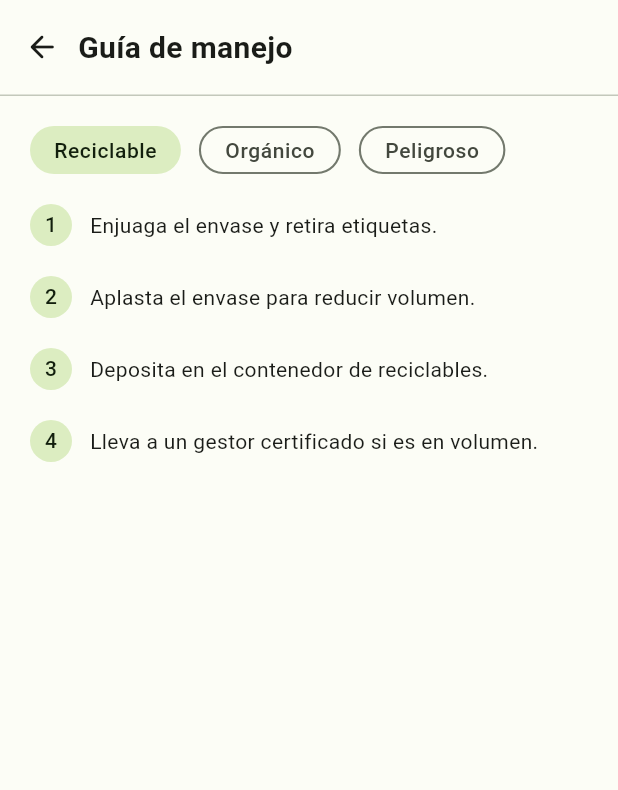
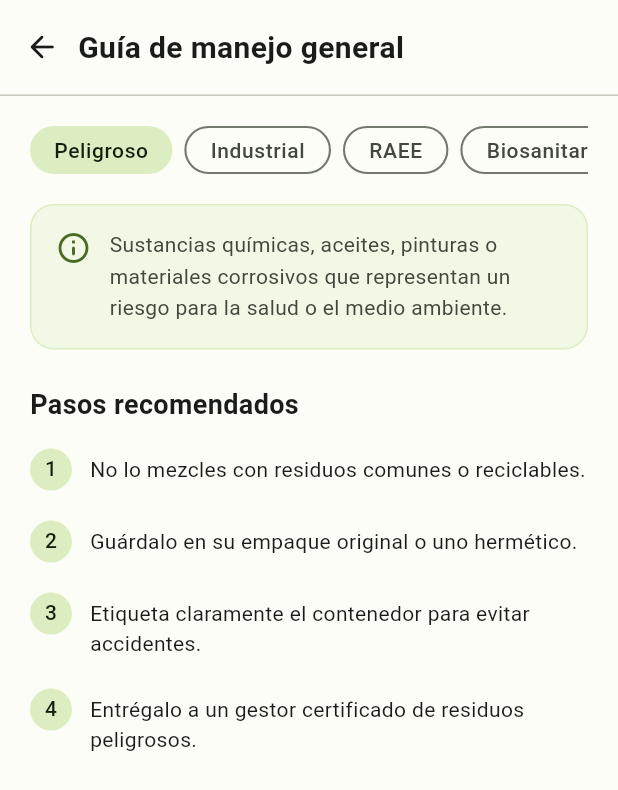
Before and after one commit to JanerBus/Ecoresiduos_App, a Flutter app: the GuiaManejoGeneralScreen screen opened directly, on a phone screen of 412 x 824 dp. Shown: the top 790 px of the screen. Run offline on Flutter 3.47's test engine with Material 3 defaults, Android fonts, the phone set to English and light mode, and no system bars; our stand-ins replace camera, permission_handler, shimmer, supabase_flutter; accounts and stored records are empty.

Commit message:
UI: Rediseño de guia_manejo_general_screen con descripciones por categoria

```diff
--- a/lib/screens/buscar_residuo_screen.dart
+++ b/lib/screens/buscar_residuo_screen.dart
@@ -19,7 +19,14 @@ class BuscarResiduoScreen extends StatefulWidget {
 class _BuscarResiduoScreenState extends State<BuscarResiduoScreen> {
   final _controller = TextEditingController();
   late final BusquedaService _service = widget.service ?? BusquedaService();
-  static const _categorias = ['PELIGROSO', 'INDUSTRIAL', 'RAEE', 'BIOSANITARIO'];
+
+  // Mapeo de etiqueta visual a valor exacto en la BD
+  static const _categorias = {
+    'Peligroso': 'PELIGROSO',
+    'Industrial': 'INDUSTRIAL',
+    'RAEE': 'RAEE',
+    'Biosanitario': 'BIOSANITARIO',
+  };
 
   void _buscar(String query) {
     if (query.trim().isEmpty) return;
@@ -75,17 +82,20 @@ class _BuscarResiduoScreenState extends State<BuscarResiduoScreen> {
                     ),
                   ),
                   const SizedBox(height: 12),
-                  Row(
+                  SingleChildScrollView(
+                    scrollDirection: Axis.horizontal,
+                    child: Row(
                       children: [
-                      for (final categoria in _categorias) ...[
+                        for (final entry in _categorias.entries) ...[
                           CategoriaChip(
-                          label: categoria,
+                            label: entry.key,
                             selected: false,
-                          onTap: () => _buscar(categoria),
+                            onTap: () => _buscar(entry.value),
                           ),
                           const SizedBox(width: 12),
                         ],
                       ],
+                    ),
                   ),
                   const SizedBox(height: 24),
                   const Text(
--- a/lib/screens/guia_manejo_general_screen.dart
+++ b/lib/screens/guia_manejo_general_screen.dart
@@ -19,25 +19,40 @@ class GuiaManejoGeneralScreen extends StatefulWidget {
 
 class _GuiaManejoGeneralScreenState extends State<GuiaManejoGeneralScreen> {
   static const _pasosPorCategoria = {
-    'Reciclable': [
-      'Enjuaga el envase y retira etiquetas.',
-      'Aplasta el envase para reducir volumen.',
-      'Deposita en el contenedor de reciclables.',
-      'Lleva a un gestor certificado si es en volumen.',
+    'Peligroso': [
+      'No lo mezcles con residuos comunes o reciclables.',
+      'Guárdalo en su empaque original o uno hermético.',
+      'Etiqueta claramente el contenedor para evitar accidentes.',
+      'Entrégalo a un gestor certificado de residuos peligrosos.',
     ],
-    'Orgánico': [
-      'Separa los residuos de comida de otros materiales.',
-      'Deposita en un recipiente con tapa para evitar olores.',
-      'Lleva a un punto de compostaje si tu zona lo ofrece.',
+    'Industrial': [
+      'Separa y clasifica según la normativa de tu sector.',
+      'Almacena en áreas designadas y seguras lejos de sumideros.',
+      'Evita derrames y contaminación cruzada.',
+      'Contacta a un gestor autorizado para la recolección en volumen.',
     ],
-    'Peligroso': [
-      'No lo mezcles con residuos comunes.',
-      'Guárdalo en su empaque original si es posible.',
-      'Llévalo a un gestor certificado de residuos peligrosos.',
+    'RAEE': [
+      'No desarmes los equipos electrónicos por tu cuenta.',
+      'Cubre con cinta las baterías o cables expuestos.',
+      'Llévalos a puntos de recolección autorizados (ej. centros comerciales).',
+      'Borra tu información personal antes de desecharlos.',
+    ],
+    'Biosanitario': [
+      'Usa elementos de protección personal al manipularlos.',
+      'Deposítalos únicamente en bolsas rojas marcadas como Riesgo Biológico.',
+      'No los comprimas ni los mezcles con ningún otro tipo de residuo.',
+      'Requieren recolección especializada y desactivación por calor.',
     ],
   };
 
-  String _categoria = 'Reciclable';
+  static const _descripciones = {
+    'Peligroso': 'Sustancias químicas, aceites, pinturas o materiales corrosivos que representan un riesgo para la salud o el medio ambiente.',
+    'Industrial': 'Residuos generados en procesos de manufactura, construcción o minería.',
+    'RAEE': 'Residuos de Aparatos Eléctricos y Electrónicos (cables, celulares, electrodomésticos).',
+    'Biosanitario': 'Material que ha estado en contacto con fluidos corporales humanos o animales, con riesgo de infección.',
+  };
+
+  String _categoria = 'Peligroso';
 
   @override
   Widget build(BuildContext context) {
@@ -46,9 +61,11 @@ class _GuiaManejoGeneralScreenState extends State<GuiaManejoGeneralScreen> {
       body: SafeArea(
         child: Column(
           children: [
-            _Header(title: 'Guía de manejo'),
+            _Header(title: 'Guía de manejo general'),
             Padding(
               padding: const EdgeInsets.fromLTRB(20, 20, 20, 0),
+              child: SingleChildScrollView(
+                scrollDirection: Axis.horizontal,
                 child: Row(
                   children: [
                     for (final categoria in _pasosPorCategoria.keys) ...[
@@ -57,16 +74,57 @@ class _GuiaManejoGeneralScreenState extends State<GuiaManejoGeneralScreen> {
                         selected: categoria == _categoria,
                         onTap: () => setState(() => _categoria = categoria),
                       ),
-                    const SizedBox(width: 12),
+                      const SizedBox(width: 8),
                     ],
                   ],
+                ),
               ),
             ),
             Expanded(
               child: SingleChildScrollView(
                 padding: const EdgeInsets.fromLTRB(20, 20, 20, 24),
-                child: PasosManejoList(
+                child: Column(
+                  crossAxisAlignment: CrossAxisAlignment.start,
+                  children: [
+                    Container(
+                      padding: const EdgeInsets.all(16),
+                      decoration: BoxDecoration(
+                        color: EcoColors.primaryContainer.withValues(alpha: 0.3),
+                        borderRadius: BorderRadius.circular(16),
+                        border: Border.all(color: EcoColors.primaryContainer),
+                      ),
+                      child: Row(
+                        crossAxisAlignment: CrossAxisAlignment.start,
+                        children: [
+                          const Icon(Icons.info_outline_rounded, color: EcoColors.primary),
+                          const SizedBox(width: 12),
+                          Expanded(
+                            child: Text(
+                              _descripciones[_categoria]!,
+                              style: const TextStyle(
+                                fontSize: 14,
+                                height: 1.5,
+                                color: EcoColors.onSurfaceVariant,
+                              ),
+                            ),
+                          ),
+                        ],
+                      ),
+                    ),
+                    const SizedBox(height: 24),
+                    const Text(
+                      'Pasos recomendados',
+                      style: TextStyle(
+                        fontSize: 18,
+                        fontWeight: FontWeight.bold,
+                        color: EcoColors.onSurface,
+                      ),
+                    ),
+                    const SizedBox(height: 16),
+                    PasosManejoList(
                       pasos: _pasosPorCategoria[_categoria]!,
+                    ),
+                  ],
                 ),
               ),
             ),
```
Lines whose indentation alone changed are shown as unchanged.
